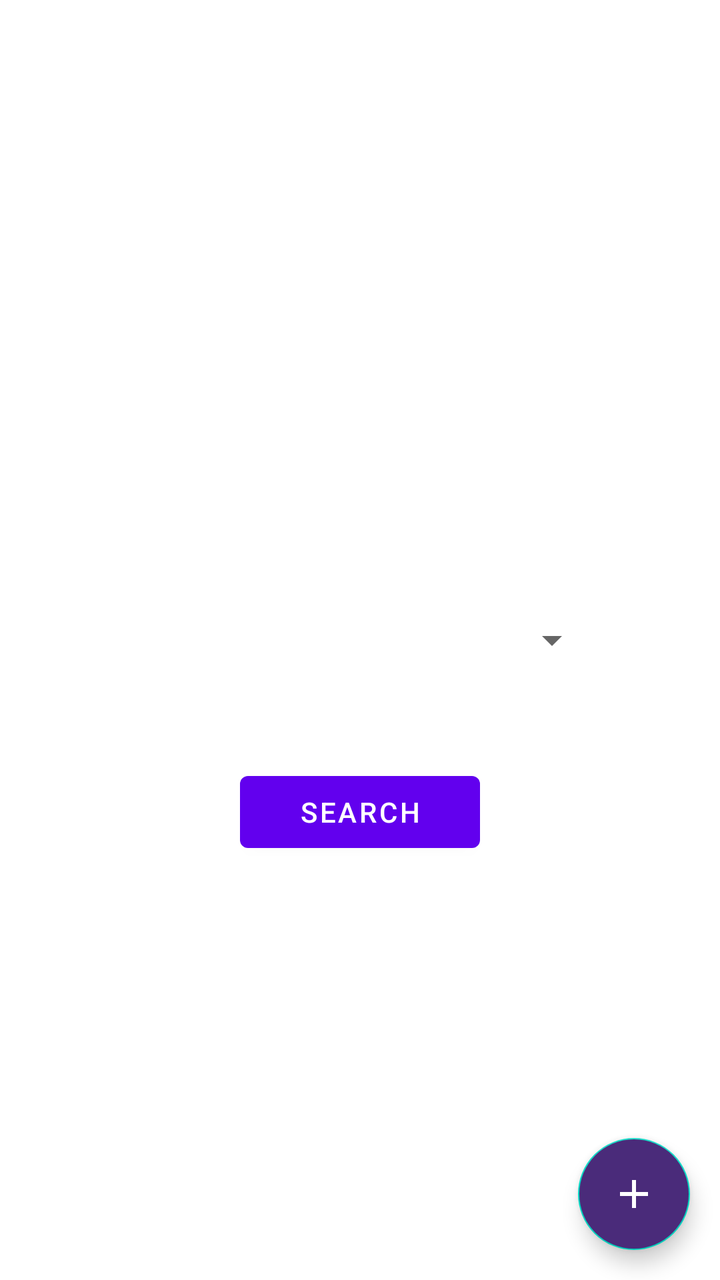
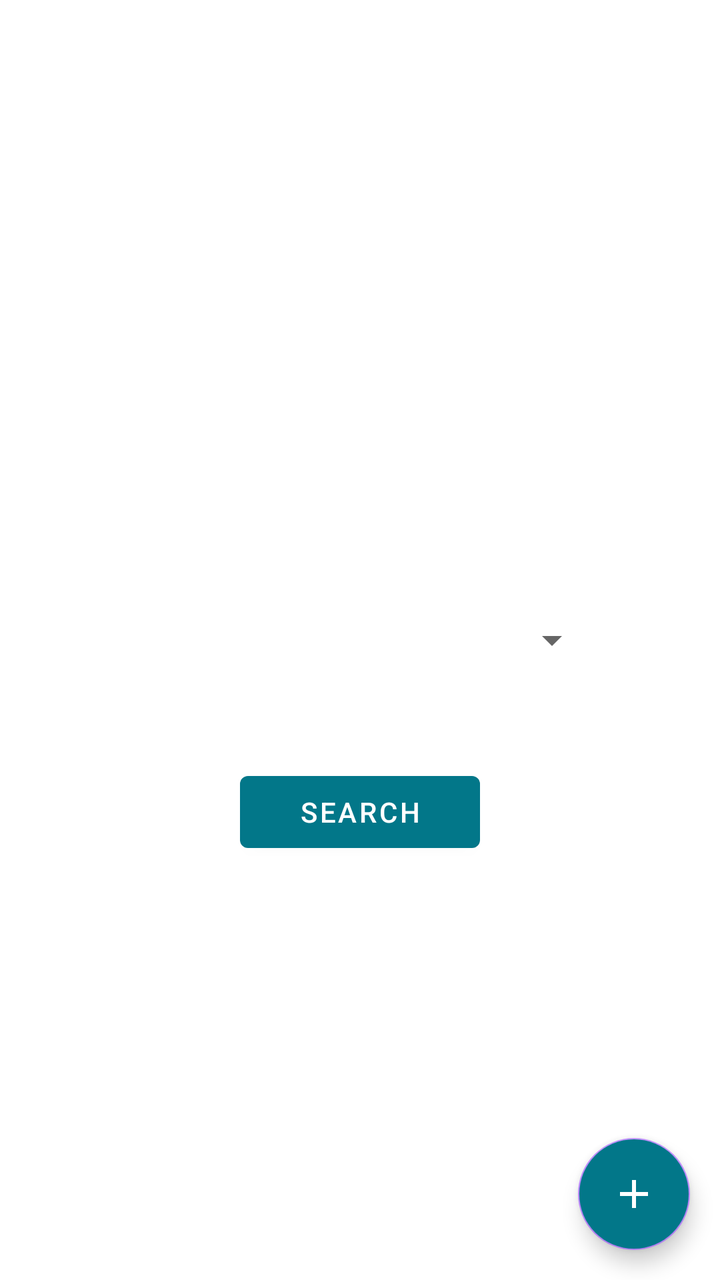

Compare the two renders of this Android layout. The source of the first and the diff that turns it into the second are given below.
<!-- AndroidManifest.xml: application theme Theme.RecipeApplication -->
<!-- res/layout/activity_main.xml -->
<?xml version="1.0" encoding="utf-8"?>
<layout xmlns:android="http://schemas.android.com/apk/res/android"
    xmlns:app="http://schemas.android.com/apk/res-auto"
    xmlns:tools="http://schemas.android.com/tools"
    tools:context=".MainActivity">

    <androidx.constraintlayout.widget.ConstraintLayout
        android:layout_width="match_parent"
        android:layout_height="match_parent">

        <Spinner
            android:id="@+id/recipeTypeSpinner"
            android:layout_width="match_parent"
            android:layout_height="wrap_content"
            app:layout_constraintTop_toTopOf="parent"
            app:layout_constraintBottom_toBottomOf="parent"
            android:layout_marginHorizontal="60dp"/>

        <Button
            android:id="@+id/search"
            android:layout_width="match_parent"
            android:layout_height="wrap_content"
            android:text="@string/search"
            android:layout_marginHorizontal="120dp"
            android:layout_marginTop="50dp"
            app:layout_constraintTop_toBottomOf="@id/recipeTypeSpinner" />

        <com.google.android.material.floatingactionbutton.FloatingActionButton
            android:id="@+id/addingBtn"
            android:src="@drawable/ic_add"
            app:tint="@color/white"
            android:backgroundTint="#4A2B7A"
            android:layout_margin="15dp"
            android:layout_width="wrap_content"
            android:layout_height="wrap_content"
            app:layout_constraintBottom_toBottomOf="parent"
            app:layout_constraintEnd_toEndOf="parent"/>

    </androidx.constraintlayout.widget.ConstraintLayout>

</layout>
<!-- resources referenced by this layout -->
<resources>
  <color name="white">#FFFFFFFF</color>
  <!-- drawable ic_add (drawable) -->
  <vector android:height="24dp" android:tint="#FFFFFF"
      android:viewportHeight="24" android:viewportWidth="24"
      android:width="24dp" xmlns:android="http://schemas.android.com/apk/res/android">
      <path android:fillColor="@android:color/white" android:pathData="M19,13h-6v6h-2v-6H5v-2h6V5h2v6h6v2z"/>
  </vector>
  <string name="search">Search</string>
  
      //** AddRecipeActivity **//
  <style name="Theme.RecipeApplication" parent="Theme.MaterialComponents.DayNight.DarkActionBar">
          
          <item name="colorPrimary">@color/purple_500</item>
          <item name="colorPrimaryVariant">@color/purple_700</item>
          <item name="colorOnPrimary">@color/white</item>
          
          <item name="colorSecondary">@color/teal_200</item>
          <item name="colorSecondaryVariant">@color/teal_700</item>
          <item name="colorOnSecondary">@color/black</item>
          
          <item name="android:statusBarColor" tools:targetApi="l">?attr/colorPrimaryVariant</item>
          
      </style>
  <color name="purple_500">#FF6200EE</color>
  <color name="purple_700">#FF3700B3</color>
  <color name="teal_200">#FF03DAC5</color>
  <color name="teal_700">#FF018786</color>
  <color name="black">#FF000000</color>
</resources>

<!-- the commit's change to res/layout/activity_main.xml (unified diff, before → after) -->
@@ -29,7 +29,7 @@
             android:id="@+id/addingBtn"
             android:src="@drawable/ic_add"
             app:tint="@color/white"
-            android:backgroundTint="#4A2B7A"
+            android:backgroundTint="@color/teal_500"
             android:layout_margin="15dp"
             android:layout_width="wrap_content"
             android:layout_height="wrap_content"
<!-- resource entries referenced after the edit -->
@@ -1,5 +1,6 @@
 <!-- resources referenced by this layout -->
 <resources>
+  <color name="teal_500">#FF027789</color>
   <color name="white">#FFFFFFFF</color>
   <!-- drawable ic_add (drawable) -->
   <vector android:height="24dp" android:tint="#FFFFFF"
@@ -12,21 +13,19 @@
       //** AddRecipeActivity **//
   <style name="Theme.RecipeApplication" parent="Theme.MaterialComponents.DayNight.DarkActionBar">
           
-          <item name="colorPrimary">@color/purple_500</item>
-          <item name="colorPrimaryVariant">@color/purple_700</item>
+          <item name="colorPrimary">@color/teal_500</item>
+          <item name="colorPrimaryVariant">@color/teal_500</item>
           <item name="colorOnPrimary">@color/white</item>
           
-          <item name="colorSecondary">@color/teal_200</item>
-          <item name="colorSecondaryVariant">@color/teal_700</item>
+          <item name="colorSecondary">@color/purple_200</item>
+          <item name="colorSecondaryVariant">@color/purple_700</item>
           <item name="colorOnSecondary">@color/black</item>
           
           <item name="android:statusBarColor" tools:targetApi="l">?attr/colorPrimaryVariant</item>
           
       </style>
-  <color name="purple_500">#FF6200EE</color>
+  <color name="purple_200">#FFBB86FC</color>
   <color name="purple_700">#FF3700B3</color>
-  <color name="teal_200">#FF03DAC5</color>
-  <color name="teal_700">#FF018786</color>
   <color name="black">#FF000000</color>
 </resources>
 
